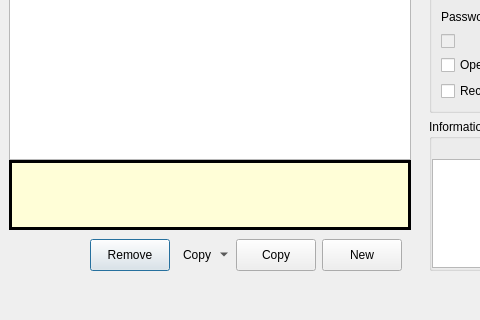
Qt form src/ui/connection_profiles.ui (Mudlet/Mudlet) before a commit; both pictures show x 0 to 480 and y 362 to 682 of the 760 by 682 pixel window.
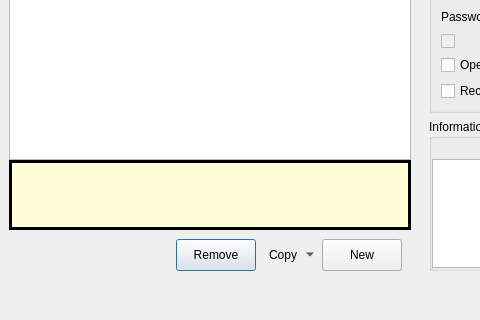
The same form after that commit. Icons and pictures are not drawn.

Commit message: Add copy profile with settings only

```diff
--- a/src/ui/connection_profiles.ui
+++ b/src/ui/connection_profiles.ui
@@ -2215,25 +2215,6 @@
               </property>
              </widget>
             </item>
-            <item>
-             <widget class="QPushButton" name="copy_profile_button">
-              <property name="sizePolicy">
-               <sizepolicy hsizetype="Fixed" vsizetype="Preferred">
-                <horstretch>0</horstretch>
-                <verstretch>0</verstretch>
-               </sizepolicy>
-              </property>
-              <property name="minimumSize">
-               <size>
-                <width>0</width>
-                <height>25</height>
-               </size>
-              </property>
-              <property name="text">
-               <string>Copy</string>
-              </property>
-             </widget>
-            </item>
             <item>
              <widget class="QPushButton" name="new_profile_button">
               <property name="sizePolicy">
```
The commit also changes 2 other files.
